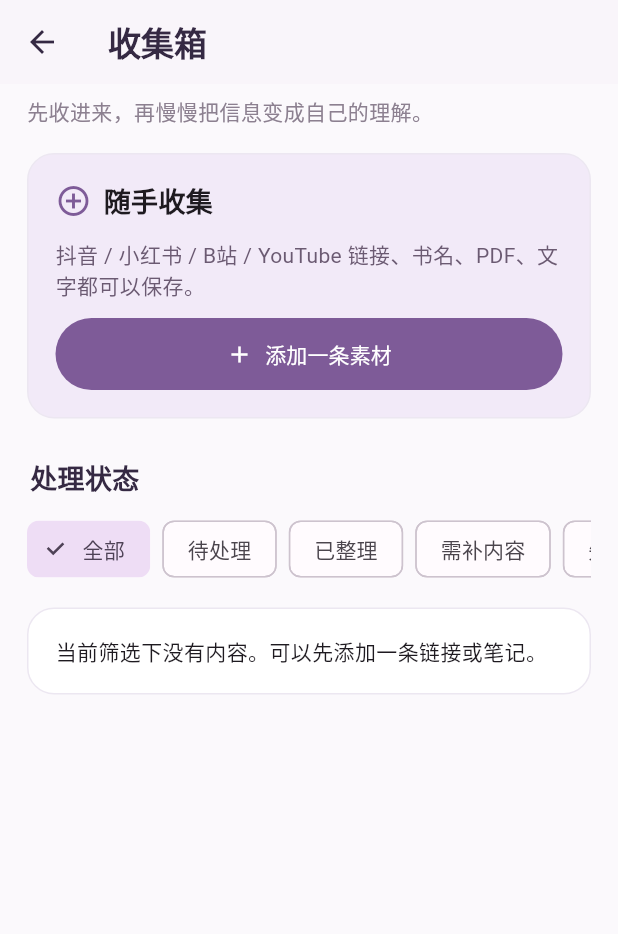
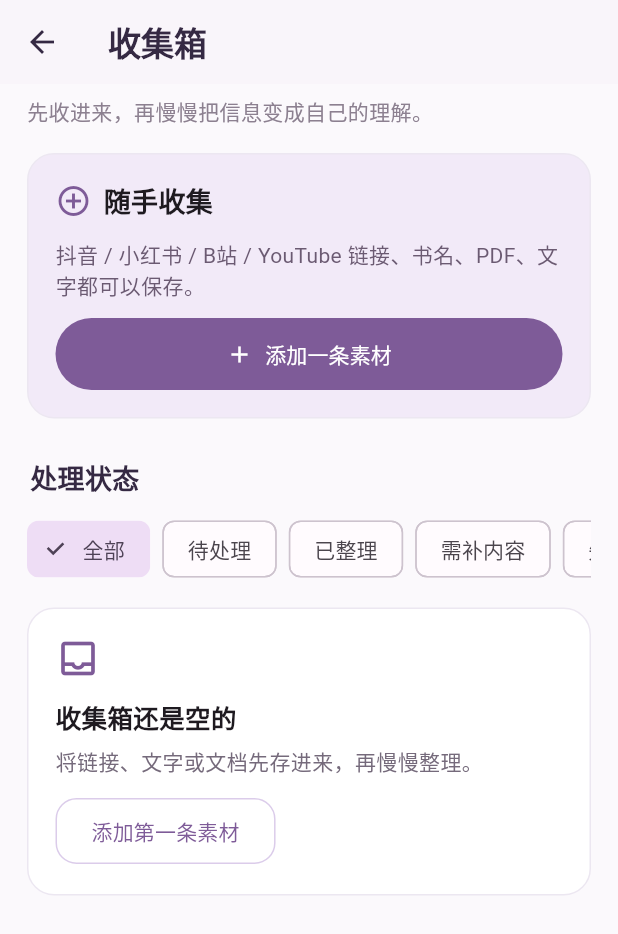
Before and after one commit to AlexMartinDev01/myproject01, a Flutter app: the HomeShell screen opened directly, after a tap on "处理收集", on a phone screen of 412 x 824 dp. Shown: the top 934 px of the screen. Run offline on Flutter 3.47's test engine with Material 3 defaults, Android fonts, the light colour scheme and no system bars; our stand-ins replace file_picker, flutter_markdown_plus, flutter_secure_storage, shared_preferences, sqflite; missing offline and left inert: cryptography, pdfx, read_pdf_text; accounts and stored records are empty.

Commit message:
ux(v0.8.1): actionable empty states, simplified CTAs and accessible responsive shortcuts

```diff
--- a/lib/screens.dart
+++ b/lib/screens.dart
@@ -62,8 +62,6 @@ class TodayPage extends StatelessWidget {
     final decisions = store.ofKind('decision').length;
     final tasks = store.ofKind('task');
     return PageFrame(title: '知行罗盘', subtitle: '今天的收获，终会成为自己的判断力。',
-      actions: [IconButton(onPressed: () => openPage(context, const CapturePage()),
-        icon: const Icon(Icons.add_circle_outline))],
       children: [
         SoftCard(color: const Color(0xFFF4EAF6), child: Column(
           crossAxisAlignment: CrossAxisAlignment.start, children: [
@@ -125,6 +123,31 @@ class TodayPage extends StatelessWidget {
   }
 }
 
+/// Reusable, accessible empty state with one clear next action.
+class EmptyStateCard extends StatelessWidget {
+  const EmptyStateCard({super.key, required this.icon, required this.title,
+    required this.description, required this.actionLabel, required this.onAction});
+  final IconData icon;
+  final String title;
+  final String description;
+  final String actionLabel;
+  final VoidCallback onAction;
+
+  @override
+  Widget build(BuildContext context) => SoftCard(child: Column(
+    crossAxisAlignment: CrossAxisAlignment.start,
+    children: [
+      Icon(icon, color: grape, size: 30),
+      const SizedBox(height: 12),
+      Text(title, style: const TextStyle(fontSize: 17, fontWeight: FontWeight.w700)),
+      const SizedBox(height: 7),
+      Text(description, style: const TextStyle(height: 1.5, color: Color(0xFF756A7B))),
+      const SizedBox(height: 12),
+      OutlinedButton(onPressed: onAction, child: Text(actionLabel)),
+    ],
+  ));
+}
+
 class _Shortcut extends StatelessWidget {
   final IconData icon;
   final String title;
@@ -132,14 +155,20 @@ class _Shortcut extends StatelessWidget {
   final VoidCallback onTap;
   const _Shortcut(this.icon, this.title, this.subtitle, this.onTap);
   @override
-  Widget build(BuildContext context) => InkWell(onTap: onTap, borderRadius: BorderRadius.circular(18),
-    child: Container(padding: const EdgeInsets.symmetric(vertical: 17, horizontal: 5),
-      decoration: BoxDecoration(color: Colors.white,
-        borderRadius: BorderRadius.circular(18), border: Border.all(color: const Color(0xFFECE3F0))),
-      child: Column(children: [Icon(icon, size: 29, color: grape), const SizedBox(height: 8),
-        Text(title, style: const TextStyle(fontSize: 13, fontWeight: FontWeight.w600)),
-        Text(subtitle, style: const TextStyle(fontSize: 11, color: Colors.grey))])));
-}
+  Widget build(BuildContext context) => Semantics(button: true,
+    label: '$title：$subtitle',
+    child: InkWell(onTap: onTap, borderRadius: BorderRadius.circular(18),
+      child: Container(padding: const EdgeInsets.symmetric(vertical: 17, horizontal: 8),
+        decoration: BoxDecoration(color: Colors.white,
+          borderRadius: BorderRadius.circular(18), border: Border.all(color: const Color(0xFFECE3F0))),
+        child: Column(mainAxisSize: MainAxisSize.min, children: [
+          Icon(icon, size: 29, color: grape), const SizedBox(height: 8),
+          Text(title, maxLines: 1, overflow: TextOverflow.ellipsis,
+            textAlign: TextAlign.center,
+            style: const TextStyle(fontSize: 13, fontWeight: FontWeight.w600)),
+          Text(subtitle, maxLines: 1, overflow: TextOverflow.ellipsis,
+            textAlign: TextAlign.center,
+            style: const TextStyle(fontSize: 11, color: Colors.grey))]))));}
 
 class _EntryTile extends StatelessWidget {
   final CompassEntry entry;
@@ -186,7 +215,16 @@ class _InboxPageState extends State<InboxPage> {
           Padding(padding: const EdgeInsets.only(right: 8), child: ChoiceChip(
             label: Text(f), selected: filter == f, onSelected: (_) => setState(() => filter = f)))).toList())),
       const SizedBox(height: 15),
-      if (items.isEmpty) const SoftCard(child: Text('当前筛选下没有内容。可以先添加一条链接或笔记。')),
+      if (items.isEmpty) EmptyStateCard(
+        icon: filter == '全部' ? Icons.inbox_outlined : Icons.filter_alt_off_outlined,
+        title: filter == '全部' ? '收集箱还是空的' : '没有“$filter”的素材',
+        description: filter == '全部'
+          ? '将链接、文字或文档先存进来，再慢慢整理。'
+          : '尝试切换筛选条件，或查看全部素材。',
+        actionLabel: filter == '全部' ? '添加第一条素材' : '查看全部素材',
+        onAction: filter == '全部'
+          ? () => openPage(context, const CapturePage())
+          : () => setState(() => filter = '全部')),
       ...items.map((item) => Dismissible(
         key: ValueKey(item.id), direction: DismissDirection.endToStart,
         background: Container(color: const Color(0xFFE8A8B5), alignment: Alignment.centerRight,
@@ -752,8 +790,7 @@ class _KnowledgePageState extends State<KnowledgePage> {
       (theme == '全部' || e.meta['topic'] == theme) &&
       ('${e.title}${e.body}'.toLowerCase().contains(query.text.trim().toLowerCase()))).toList();
     return PageFrame(title: '知识库', subtitle: '我的知识体系 · 累积、联结、重新理解',
-      actions: [IconButton(onPressed: () => openPage(context, const CardEditPage()),
-        icon: const Icon(Icons.add))], children: [
+      children: [
         TextField(controller: query, onChanged: (_) => setState(() {}),
           decoration: const InputDecoration(prefixIcon: Icon(Icons.search),
             hintText: '检索概念、观点、知识卡…')),
@@ -776,12 +813,18 @@ class _KnowledgePageState extends State<KnowledgePage> {
             .map((s) => ChoiceChip(label: Text(s), selected: theme == s,
               onSelected: (_) => setState(() => theme = s))).toList()),
         SectionHeading('我的知识卡 · ${cards.length}'),
-        if (cards.isEmpty) const SoftCard(child: Text('这里还没有符合条件的知识卡。整理一条材料并加入知识库吧。')),
+        if (cards.isEmpty) EmptyStateCard(
+          icon: Icons.menu_book_outlined,
+          title: store.ofKind('card').isEmpty ? '知识库还没有知识卡' : '没有找到匹配的知识卡',
+          description: store.ofKind('card').isEmpty
+            ? '把一条材料整理成自己的观点，从第一张知识卡开始。'
+            : '可以清空搜索或切换为“全部”专题。',
+          actionLabel: store.ofKind('card').isEmpty ? '创建知识卡' : '清空筛选',
+          onAction: store.ofKind('card').isEmpty
+            ? () => openPage(context, const CardEditPage())
+            : () => setState(() {query.clear(); theme = '全部';})),
         ...cards.map((item) => _EntryTile(entry: item,
           onTap: () => openPage(context, KnowledgeDetailPage(id: item.id)))),
-        const SizedBox(height: 8),
-        OutlinedButton.icon(onPressed: () => openPage(context, const CardEditPage()),
-          icon: const Icon(Icons.add), label: const Text('新增知识卡')),
       ]);
   }
 }
@@ -1161,8 +1204,7 @@ class _JournalPageState extends State<JournalPage> {
       e.createdAt.year == month.year && e.createdAt.month == month.month &&
       e.title.toLowerCase().contains(search.text.toLowerCase())).toList();
     return PageFrame(title: '我的日记', subtitle: '写下来，留给未来的自己。内容仅保存在本机。',
-      actions: [IconButton(onPressed: () => openPage(context, const JournalEditPage()),
-        icon: const Icon(Icons.edit_note))], children: [
+      children: [
         SizedBox(width: double.infinity, child: FilledButton.icon(
           onPressed: () => openPage(context, const JournalEditPage()),
           icon: const Icon(Icons.edit_outlined), label: const Text('写一篇日记'))),
@@ -1184,7 +1226,16 @@ class _JournalPageState extends State<JournalPage> {
             hintText: '按标题搜索当月日记（不检索私密正文）')),
         const SizedBox(height: 10),
         SectionHeading('日记记录 · ${entries.length} 篇'),
-        if (entries.isEmpty) const SoftCard(child: Text('本月暂无记录。你可以写一篇日记，或导入 Word / PDF。')),
+        if (entries.isEmpty) EmptyStateCard(
+          icon: Icons.edit_note_outlined,
+          title: search.text.trim().isNotEmpty ? '没有符合关键词的日记' : '这个月还没有日记',
+          description: search.text.trim().isNotEmpty
+            ? '这里只查找日记标题，不会检索私密正文。'
+            : '写下第一篇日记，或者导入已有的 Word / PDF。',
+          actionLabel: search.text.trim().isNotEmpty ? '清空搜索' : '写一篇日记',
+          onAction: search.text.trim().isNotEmpty
+            ? () => setState(() => search.clear())
+            : () => openPage(context, const JournalEditPage())),
         ...entries.map((e) => NavCard(icon: Icons.book_outlined,
           title: e.title,
           subtitle: '私密 · ${e.createdAt.year}-${e.createdAt.month}-${e.createdAt.day} · 最近编辑 ${e.updatedAt.month}/${e.updatedAt.day}',
```
